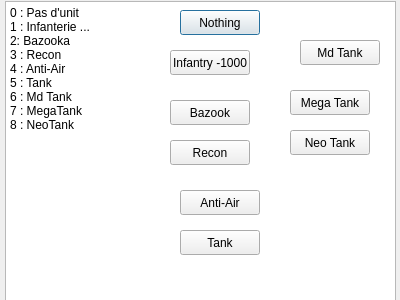
First picture: the form in dialogbuyterre.ui, repository karamandrew/Arnianletricozor, before the edit.
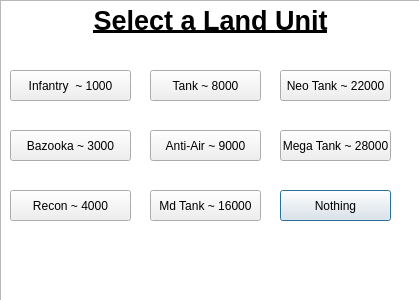
Second picture: the form after the edit.

Commit message: interface- gameplay bug :voir google docs

```diff
--- a/dialogbuyterre.ui
+++ b/dialogbuyterre.ui
@@ -6,7 +6,7 @@
    <rect>
     <x>0</x>
     <y>0</y>
-    <width>400</width>
+    <width>419</width>
     <height>300</height>
    </rect>
   </property>
@@ -16,10 +16,10 @@
   <widget class="QTextBrowser" name="textBrowser">
    <property name="geometry">
     <rect>
-     <x>5</x>
-     <y>1</y>
-     <width>391</width>
-     <height>301</height>
+     <x>0</x>
+     <y>0</y>
+     <width>421</width>
+     <height>351</height>
     </rect>
    </property>
    <property name="html">
@@ -27,24 +27,16 @@
 &lt;html&gt;&lt;head&gt;&lt;meta name=&quot;qrichtext&quot; content=&quot;1&quot; /&gt;&lt;style type=&quot;text/css&quot;&gt;
 p, li { white-space: pre-wrap; }
 &lt;/style&gt;&lt;/head&gt;&lt;body style=&quot; font-family:'Noto Sans'; font-size:9pt; font-weight:400; font-style:normal;&quot;&gt;
-&lt;p style=&quot; margin-top:0px; margin-bottom:0px; margin-left:0px; margin-right:0px; -qt-block-indent:0; text-indent:0px;&quot;&gt;0 : Pas d'unit &lt;/p&gt;
-&lt;p style=&quot; margin-top:0px; margin-bottom:0px; margin-left:0px; margin-right:0px; -qt-block-indent:0; text-indent:0px;&quot;&gt;1 : Infanterie ... &lt;/p&gt;
-&lt;p style=&quot; margin-top:0px; margin-bottom:0px; margin-left:0px; margin-right:0px; -qt-block-indent:0; text-indent:0px;&quot;&gt;2: Bazooka &lt;/p&gt;
-&lt;p style=&quot; margin-top:0px; margin-bottom:0px; margin-left:0px; margin-right:0px; -qt-block-indent:0; text-indent:0px;&quot;&gt;3 : Recon &lt;/p&gt;
-&lt;p style=&quot; margin-top:0px; margin-bottom:0px; margin-left:0px; margin-right:0px; -qt-block-indent:0; text-indent:0px;&quot;&gt;4 : Anti-Air &lt;/p&gt;
-&lt;p style=&quot; margin-top:0px; margin-bottom:0px; margin-left:0px; margin-right:0px; -qt-block-indent:0; text-indent:0px;&quot;&gt;5 : Tank &lt;/p&gt;
-&lt;p style=&quot; margin-top:0px; margin-bottom:0px; margin-left:0px; margin-right:0px; -qt-block-indent:0; text-indent:0px;&quot;&gt;6 : Md Tank &lt;/p&gt;
-&lt;p style=&quot; margin-top:0px; margin-bottom:0px; margin-left:0px; margin-right:0px; -qt-block-indent:0; text-indent:0px;&quot;&gt;7 : MegaTank&lt;/p&gt;
-&lt;p style=&quot; margin-top:0px; margin-bottom:0px; margin-left:0px; margin-right:0px; -qt-block-indent:0; text-indent:0px;&quot;&gt;8 : NeoTank&lt;/p&gt;&lt;/body&gt;&lt;/html&gt;</string>
+&lt;p align=&quot;center&quot; style=&quot; margin-top:0px; margin-bottom:0px; margin-left:0px; margin-right:0px; -qt-block-indent:0; text-indent:0px;&quot;&gt;&lt;span style=&quot; font-size:20pt; font-weight:600; text-decoration: underline;&quot;&gt;Select a Land Unit&lt;/span&gt;&lt;/p&gt;&lt;/body&gt;&lt;/html&gt;</string>
    </property>
   </widget>
   <widget class="QPushButton" name="pushButton">
    <property name="geometry">
     <rect>
-     <x>180</x>
-     <y>10</y>
-     <width>80</width>
-     <height>25</height>
+     <x>280</x>
+     <y>190</y>
+     <width>111</width>
+     <height>31</height>
     </rect>
    </property>
    <property name="text">
@@ -54,105 +46,105 @@
   <widget class="QPushButton" name="pushButton_2">
    <property name="geometry">
     <rect>
-     <x>170</x>
-     <y>50</y>
-     <width>80</width>
-     <height>25</height>
+     <x>10</x>
+     <y>70</y>
+     <width>121</width>
+     <height>31</height>
     </rect>
    </property>
    <property name="text">
-    <string>Infantry -1000</string>
+    <string>Infantry  ~ 1000</string>
    </property>
   </widget>
   <widget class="QPushButton" name="pushButton_3">
    <property name="geometry">
     <rect>
-     <x>170</x>
-     <y>100</y>
-     <width>80</width>
-     <height>25</height>
+     <x>10</x>
+     <y>130</y>
+     <width>121</width>
+     <height>31</height>
     </rect>
    </property>
    <property name="text">
-    <string>Bazook</string>
+    <string>Bazooka ~ 3000</string>
    </property>
   </widget>
   <widget class="QPushButton" name="pushButton_4">
    <property name="geometry">
     <rect>
-     <x>170</x>
-     <y>140</y>
-     <width>80</width>
-     <height>25</height>
+     <x>10</x>
+     <y>190</y>
+     <width>121</width>
+     <height>31</height>
     </rect>
    </property>
    <property name="text">
-    <string>Recon</string>
+    <string>Recon ~ 4000</string>
    </property>
   </widget>
   <widget class="QPushButton" name="pushButton_5">
    <property name="geometry">
     <rect>
-     <x>180</x>
-     <y>190</y>
-     <width>80</width>
-     <height>25</height>
+     <x>150</x>
+     <y>130</y>
+     <width>111</width>
+     <height>31</height>
     </rect>
    </property>
    <property name="text">
-    <string>Anti-Air</string>
+    <string>Anti-Air ~ 9000</string>
    </property>
   </widget>
   <widget class="QPushButton" name="pushButton_6">
    <property name="geometry">
     <rect>
-     <x>180</x>
-     <y>230</y>
-     <width>80</width>
-     <height>25</height>
+     <x>150</x>
+     <y>70</y>
+     <width>111</width>
+     <height>31</height>
     </rect>
    </property>
    <property name="text">
-    <string>Tank</string>
+    <string>Tank ~ 8000</string>
    </property>
   </widget>
   <widget class="QPushButton" name="pushButton_7">
    <property name="geometry">
     <rect>
-     <x>300</x>
-     <y>40</y>
-     <width>80</width>
-     <height>25</height>
+     <x>150</x>
+     <y>190</y>
+     <width>111</width>
+     <height>31</height>
     </rect>
    </property>
    <property name="text">
-    <string>Md Tank</string>
+    <string>Md Tank ~ 16000</string>
    </property>
   </widget>
   <widget class="QPushButton" name="pushButton_8">
    <property name="geometry">
     <rect>
-     <x>290</x>
-     <y>90</y>
-     <width>80</width>
-     <height>25</height>
+     <x>280</x>
+     <y>130</y>
+     <width>111</width>
+     <height>31</height>
     </rect>
    </property>
    <property name="text">
-    <string>Mega Tank</string>
+    <string>Mega Tank ~ 28000</string>
    </property>
   </widget>
   <widget class="QPushButton" name="pushButton_9">
    <property name="geometry">
     <rect>
-     <x>290</x>
-     <y>130</y>
-     <width>80</width>
-     <height>25</height>
+     <x>280</x>
+     <y>70</y>
+     <width>111</width>
+     <height>31</height>
     </rect>
    </property>
    <property name="text">
-    <string>Neo Tank</string>
+    <string>Neo Tank ~ 22000</string>
    </property>
   </widget>
  </widget>
```
The commit also changes 4 other files.
